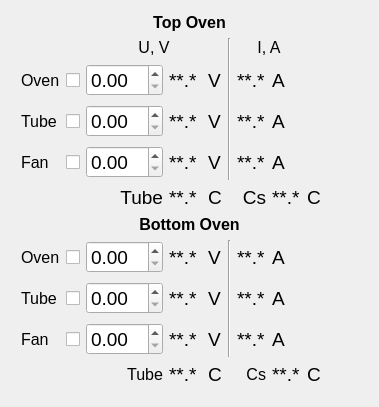
Qt form Ovens_UI.ui (smertouh/1_MeV_UI_additional) before a commit.
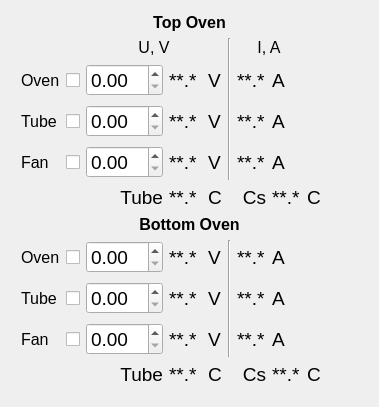
The same form after that commit. Icons and pictures are not drawn.

What changed in the file:
```diff
--- a/Ovens_UI.ui
+++ b/Ovens_UI.ui
@@ -201,6 +201,11 @@
           <verstretch>0</verstretch>
          </sizepolicy>
         </property>
+        <property name="font">
+         <font>
+          <pointsize>14</pointsize>
+         </font>
+        </property>
         <property name="text">
          <string>Cs</string>
         </property>
@@ -1074,6 +1079,11 @@
           <verstretch>0</verstretch>
          </sizepolicy>
         </property>
+        <property name="font">
+         <font>
+          <pointsize>14</pointsize>
+         </font>
+        </property>
         <property name="text">
          <string>Tube</string>
         </property>
```
